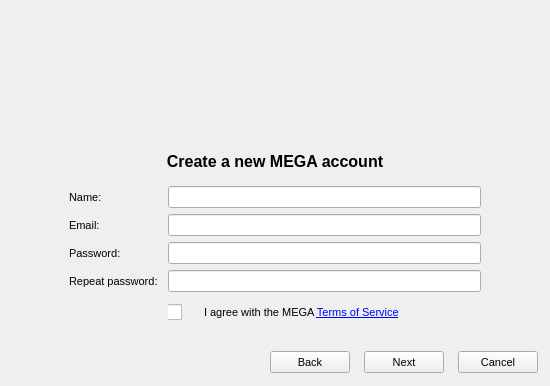
meganz/MEGAsync, file Source/MEGASync/gui/SetupWizard.ui: the form before one commit.
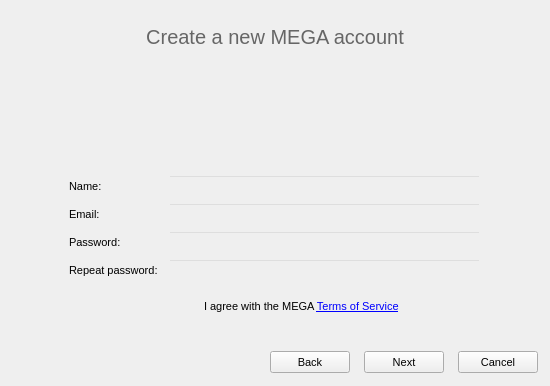
The form after the commit. The open tabs and pages were chosen to show the change. Icons and pictures are not drawn.

Commit message: Fixed assets and alignments for setup wizard.

Patch:
```diff
--- a/Source/MEGASync/gui/SetupWizard.ui
+++ b/Source/MEGASync/gui/SetupWizard.ui
@@ -124,6 +124,37 @@
 {
 	border:none;
 	
+}
+
+#lWelcome
+{
+font-size:20px;
+font: &quot;Helvetica&quot;;
+font-weight: normal;
+color: #666666;
+margin-bottom: 9px;
+}
+
+#label_2, #label_6, #lFinalMegaFolderIntro
+{
+	font: &quot;Helvetica&quot;;
+	font-size: 13px;
+	font-weight: normal;
+	color: #666666;
+}
+
+#lCreateAccount, #lProgress, #lSetupType, #lAdvancedSetup
+{
+	font: &quot;Helvetica&quot;;
+	font-weight: normal;
+	color: #666666;
+	font-size:20px;
+}
+#lLogin
+{
+	font: &quot;Helvetica&quot;;
+	font-weight: normal;
+	color: #666666;
 }</string>
   </property>
   <layout class="QVBoxLayout" name="verticalLayout">
@@ -144,6 +175,9 @@
    </property>
    <item>
     <widget class="QStackedWidget" name="sPages">
+     <property name="styleSheet">
+      <string notr="true">background-image: url(&quot;:/images/background.png&quot;);</string>
+     </property>
      <property name="currentIndex">
       <number>0</number>
      </property>
@@ -235,6 +269,9 @@
       </layout>
      </widget>
      <widget class="QWidget" name="pNewAccount">
+      <property name="styleSheet">
+       <string notr="true">background: transparent;</string>
+      </property>
       <layout class="QVBoxLayout" name="verticalLayout_8">
        <property name="spacing">
         <number>6</number>
@@ -243,7 +280,7 @@
         <number>60</number>
        </property>
        <property name="topMargin">
-        <number>15</number>
+        <number>25</number>
        </property>
        <property name="rightMargin">
         <number>60</number>
@@ -251,41 +288,19 @@
        <property name="bottomMargin">
         <number>9</number>
        </property>
-       <item>
-        <widget class="QToolButton" name="lCreateAccountHeader">
-         <property name="sizePolicy">
-          <sizepolicy hsizetype="Minimum" vsizetype="Fixed">
-           <horstretch>0</horstretch>
-           <verstretch>0</verstretch>
-          </sizepolicy>
-         </property>
-         <property name="styleSheet">
-          <string notr="true">border: none;</string>
-         </property>
-         <property name="text">
-          <string/>
-         </property>
-         <property name="icon">
-          <iconset resource="Resources.qrc">
-           <normaloff>:/images/app_128.png</normaloff>:/images/app_128.png</iconset>
-         </property>
-         <property name="iconSize">
-          <size>
-           <width>128</width>
-           <height>128</height>
-          </size>
-         </property>
-        </widget>
-       </item>
        <item>
         <widget class="QLabel" name="lCreateAccount">
          <property name="font">
           <font>
            <pointsize>-1</pointsize>
-           <weight>75</weight>
-           <bold>true</bold>
+           <weight>50</weight>
+           <italic>false</italic>
+           <bold>false</bold>
           </font>
          </property>
+         <property name="styleSheet">
+          <string notr="true"/>
+         </property>
          <property name="text">
           <string>Create a new MEGA account</string>
          </property>
@@ -296,6 +311,9 @@
        </item>
        <item>
         <widget class="QWidget" name="wCreateAccountForm" native="true">
+         <property name="styleSheet">
+          <string notr="true"/>
+         </property>
          <layout class="QFormLayout" name="formLayout_3">
           <property name="fieldGrowthPolicy">
            <enum>QFormLayout::ExpandingFieldsGrow</enum>
@@ -316,7 +334,7 @@
            <number>9</number>
           </property>
           <property name="topMargin">
-           <number>9</number>
+           <number>120</number>
           </property>
           <property name="rightMargin">
            <number>9</number>
```
Left out of the diff: 106 changed lines with no effect on the pictures. The commit also changes 7 other files.
